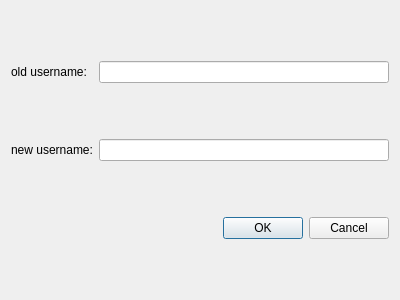
First picture: the form in client/usernamealterdialog.ui, repository gitjip/microtrade, before the edit.
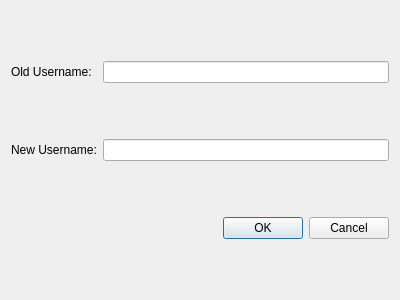
Second picture: the form after the edit.

```diff
--- a/client/usernamealterdialog.ui
+++ b/client/usernamealterdialog.ui
@@ -17,7 +17,7 @@
    <item row="0" column="0">
     <widget class="QLabel" name="oldLabel">
      <property name="text">
-      <string>old username:</string>
+      <string>Old Username:</string>
      </property>
     </widget>
    </item>
@@ -31,7 +31,7 @@
    <item row="1" column="0">
     <widget class="QLabel" name="newLabel">
      <property name="text">
-      <string>new username:</string>
+      <string>New Username:</string>
      </property>
     </widget>
    </item>
```
